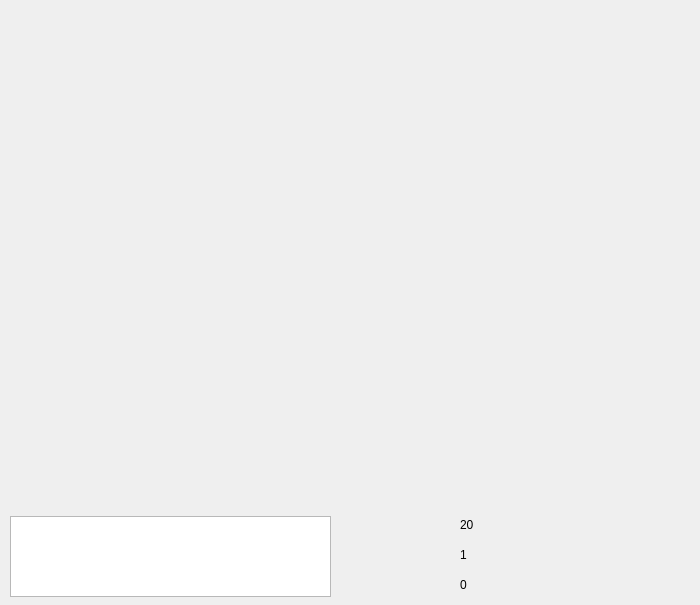
The window that map.ui (Heart-tide/proj-arknights) describes before a commit, drawn with Qt 5.
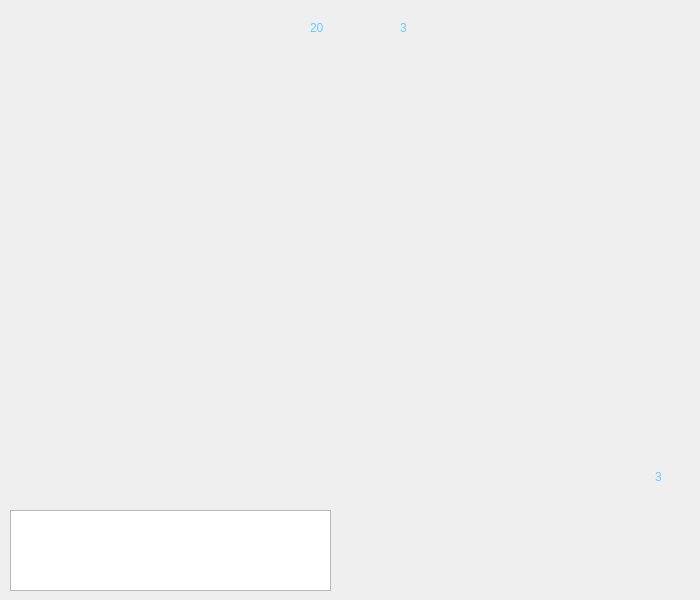
The same window after the commit. Icons and pictures are not drawn.

What changed in the file:
```diff
--- a/map.ui
+++ b/map.ui
@@ -7,7 +7,7 @@
     <x>0</x>
     <y>0</y>
     <width>700</width>
-    <height>605</height>
+    <height>600</height>
    </rect>
   </property>
   <property name="windowTitle">
@@ -16,8 +16,8 @@
   <widget class="QPushButton" name="push_pause">
    <property name="geometry">
     <rect>
-     <x>360</x>
-     <y>510</y>
+     <x>580</x>
+     <y>20</y>
      <width>41</width>
      <height>41</height>
     </rect>
@@ -38,8 +38,8 @@
   <widget class="QLabel" name="picture_enemy_stats">
    <property name="geometry">
     <rect>
-     <x>420</x>
-     <y>510</y>
+     <x>270</x>
+     <y>13</y>
      <width>31</width>
      <height>31</height>
     </rect>
@@ -54,8 +54,8 @@
   <widget class="QLabel" name="picture_hp">
    <property name="geometry">
     <rect>
-     <x>420</x>
-     <y>540</y>
+     <x>360</x>
+     <y>13</y>
      <width>31</width>
      <height>31</height>
     </rect>
@@ -70,8 +70,8 @@
   <widget class="QPushButton" name="push_speed">
    <property name="geometry">
     <rect>
-     <x>360</x>
-     <y>560</y>
+     <x>630</x>
+     <y>20</y>
      <width>41</width>
      <height>41</height>
     </rect>
@@ -89,10 +89,10 @@
   <widget class="QLabel" name="picture_dp">
    <property name="geometry">
     <rect>
-     <x>425</x>
-     <y>575</y>
-     <width>21</width>
-     <height>21</height>
+     <x>625</x>
+     <y>468</y>
+     <width>23</width>
+     <height>23</height>
     </rect>
    </property>
    <property name="styleSheet">
@@ -105,12 +105,16 @@
   <widget class="QLabel" name="label_enemy_stats">
    <property name="geometry">
     <rect>
-     <x>460</x>
-     <y>517</y>
+     <x>310</x>
+     <y>17</y>
      <width>31</width>
-     <height>16</height>
+     <height>21</height>
     </rect>
    </property>
+   <property name="styleSheet">
+    <string notr="true">color: rgb(102, 204, 255);
+font: 75 14pt &quot;Berlin Sans FB Demi&quot;;</string>
+   </property>
    <property name="text">
     <string>20</string>
    </property>
@@ -118,34 +122,42 @@
   <widget class="QLabel" name="label_hp">
    <property name="geometry">
     <rect>
-     <x>460</x>
-     <y>547</y>
+     <x>400</x>
+     <y>17</y>
      <width>31</width>
-     <height>16</height>
+     <height>21</height>
     </rect>
    </property>
+   <property name="styleSheet">
+    <string notr="true">color: rgb(102, 204, 255);
+font: 75 14pt &quot;Berlin Sans FB Demi&quot;;</string>
+   </property>
    <property name="text">
-    <string>1</string>
+    <string>3</string>
    </property>
   </widget>
   <widget class="QLabel" name="label_dp">
    <property name="geometry">
     <rect>
-     <x>460</x>
-     <y>577</y>
-     <width>31</width>
-     <height>16</height>
+     <x>655</x>
+     <y>467</y>
+     <width>30</width>
+     <height>20</height>
     </rect>
    </property>
+   <property name="styleSheet">
+    <string notr="true">color: rgb(102, 204, 255);
+font: 75 14pt &quot;Berlin Sans FB Demi&quot;;</string>
+   </property>
    <property name="text">
-    <string>0</string>
+    <string>3</string>
    </property>
   </widget>
   <widget class="QPushButton" name="photo_irene">
    <property name="geometry">
     <rect>
      <x>600</x>
-     <y>505</y>
+     <y>499</y>
      <width>100</width>
      <height>100</height>
     </rect>
@@ -164,7 +176,7 @@
    <property name="geometry">
     <rect>
      <x>500</x>
-     <y>505</y>
+     <y>499</y>
      <width>100</width>
      <height>100</height>
     </rect>
@@ -183,7 +195,7 @@
    <property name="geometry">
     <rect>
      <x>10</x>
-     <y>516</y>
+     <y>510</y>
      <width>321</width>
      <height>81</height>
     </rect>
```
